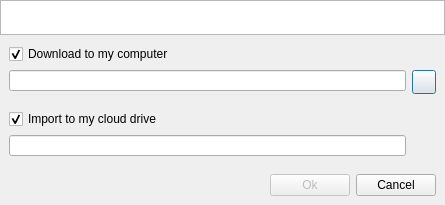
Above: Source/MEGASync/gui/ImportMegaLinksDialog.ui from meganz/MEGAsync before the change. Below: the same form after it.
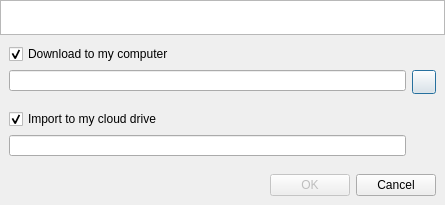
That is the form after the change. Icons and pictures are not drawn.

```diff
--- a/Source/MEGASync/gui/ImportMegaLinksDialog.ui
+++ b/Source/MEGASync/gui/ImportMegaLinksDialog.ui
@@ -228,7 +228,7 @@
             <bool>false</bool>
            </property>
            <property name="text">
-            <string>Ok</string>
+            <string>OK</string>
            </property>
           </widget>
          </item>
```
